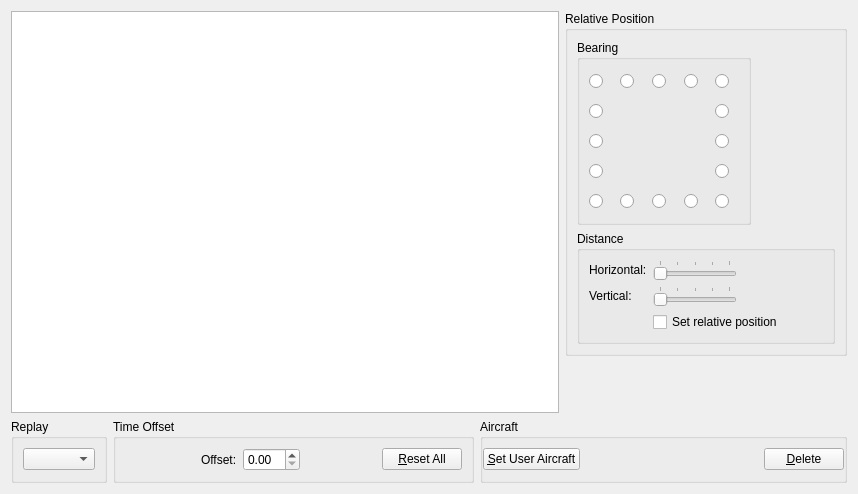
This is src/Plugins/Module/Formation/src/FormationWidget.ui in till213/SkyDolly as Qt 5 draws it before an edit. The edited form follows.
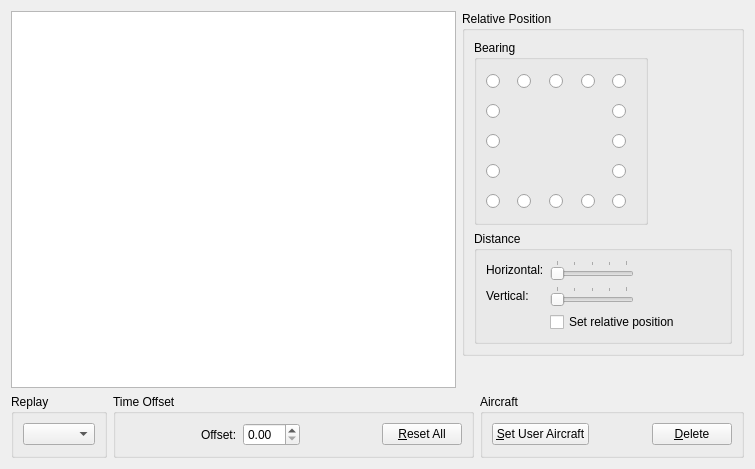
This is the edited form. Icons and pictures are not drawn. Custom widgets are drawn as their Qt base class.

```diff
--- a/src/Plugins/Module/Formation/src/FormationWidget.ui
+++ b/src/Plugins/Module/Formation/src/FormationWidget.ui
@@ -6,8 +6,8 @@
    <rect>
     <x>0</x>
     <y>0</y>
-    <width>858</width>
-    <height>494</height>
+    <width>755</width>
+    <height>469</height>
    </rect>
   </property>
   <property name="windowTitle">
@@ -844,7 +844,7 @@
     </layout>
    </item>
    <item>
-    <layout class="QHBoxLayout" name="horizontalLayout_14">
+    <layout class="QHBoxLayout" name="horizontalLayout_15">
      <item>
       <widget class="QGroupBox" name="groupBox_3">
        <property name="sizePolicy">
@@ -1031,23 +1031,8 @@
        <property name="title">
         <string>Aircraft</string>
        </property>
-       <layout class="QGridLayout" name="gridLayout_2">
-        <property name="sizeConstraint">
-         <enum>QLayout::SetMinimumSize</enum>
-        </property>
-        <property name="leftMargin">
-         <number>0</number>
-        </property>
-        <property name="topMargin">
-         <number>0</number>
-        </property>
-        <property name="rightMargin">
-         <number>0</number>
-        </property>
-        <property name="bottomMargin">
-         <number>0</number>
-        </property>
-        <item row="0" column="1">
+       <layout class="QHBoxLayout" name="horizontalLayout_14">
+        <item>
          <widget class="QPushButton" name="userAircraftPushButton">
           <property name="toolTip">
            <string>The aircraft being followed by the virtual camera in the flight simulator. It can also be changed during replay.</string>
@@ -1062,7 +1047,46 @@
           </property>
          </widget>
         </item>
-        <item row="0" column="3">
+        <item>
+         <spacer name="horizontalSpacer_24">
+          <property name="orientation">
+           <enum>Qt::Horizontal</enum>
+          </property>
+          <property name="sizeHint" stdset="0">
+           <size>
+            <width>13</width>
+            <height>20</height>
+           </size>
+          </property>
+         </spacer>
+        </item>
+        <item>
+         <widget class="QLabel" name="aircraftCountLabel">
+          <property name="minimumSize">
+           <size>
+            <width>40</width>
+            <height>0</height>
+           </size>
+          </property>
+          <property name="text">
+           <string/>
+          </property>
+         </widget>
+        </item>
+        <item>
+         <spacer name="horizontalSpacer_23">
+          <property name="orientation">
+           <enum>Qt::Horizontal</enum>
+          </property>
+          <property name="sizeHint" stdset="0">
+           <size>
+            <width>13</width>
+            <height>20</height>
+           </size>
+          </property>
+         </spacer>
+        </item>
+        <item>
          <widget class="QPushButton" name="deletePushButton">
           <property name="toolTip">
            <string>Permanently deletes the currently selected aircraft from the formation.</string>
@@ -1072,19 +1096,6 @@
           </property>
          </widget>
         </item>
-        <item row="0" column="2">
-         <spacer name="horizontalSpacer_24">
-          <property name="orientation">
-           <enum>Qt::Horizontal</enum>
-          </property>
-          <property name="sizeHint" stdset="0">
-           <size>
-            <width>40</width>
-            <height>20</height>
-           </size>
-          </property>
-         </spacer>
-        </item>
        </layout>
       </widget>
      </item>
```
